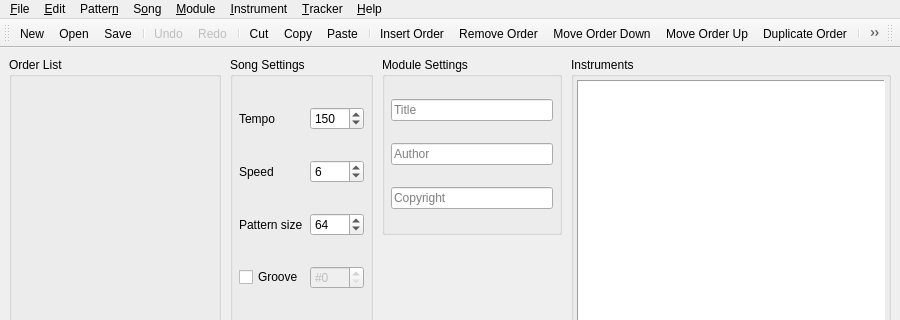
Old version of the form BambooTracker/gui/mainwindow.ui in the repository BambooTracker/BambooTracker; both pictures show x 0 to 900 and y 0 to 320 of the 900 by 700 pixel window.
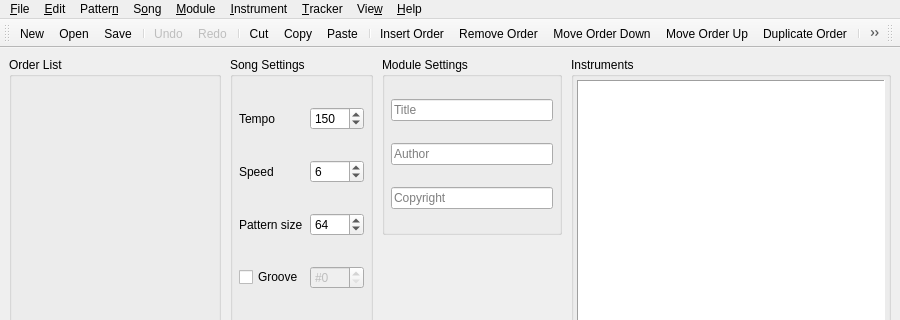
New version of the form. Icons and pictures are not drawn. Custom widgets are drawn as their Qt base class.

Commit message: Add visible selection for toolbars and status bar

```diff
--- a/BambooTracker/gui/mainwindow.ui
+++ b/BambooTracker/gui/mainwindow.ui
@@ -751,6 +751,15 @@
     <addaction name="separator"/>
     <addaction name="actionAbout"/>
    </widget>
+   <widget class="QMenu" name="menuVie_w">
+    <property name="title">
+     <string>Vie&amp;w</string>
+    </property>
+    <addaction name="action_Toolbar"/>
+    <addaction name="action_Status_Bar"/>
+    <addaction name="separator"/>
+    <addaction name="actionFollow_Mode"/>
+   </widget>
    <addaction name="menuFile"/>
    <addaction name="menuEdit"/>
    <addaction name="menuPattern"/>
@@ -758,6 +767,7 @@
    <addaction name="menuModule"/>
    <addaction name="menuInstrument"/>
    <addaction name="menuTracker"/>
+   <addaction name="menuVie_w"/>
    <addaction name="menuHelp"/>
   </widget>
   <widget class="QToolBar" name="mainToolBar">
```
Left out of the diff: 25 changed lines with no effect on the pictures. The commit also changes 6 other files.
